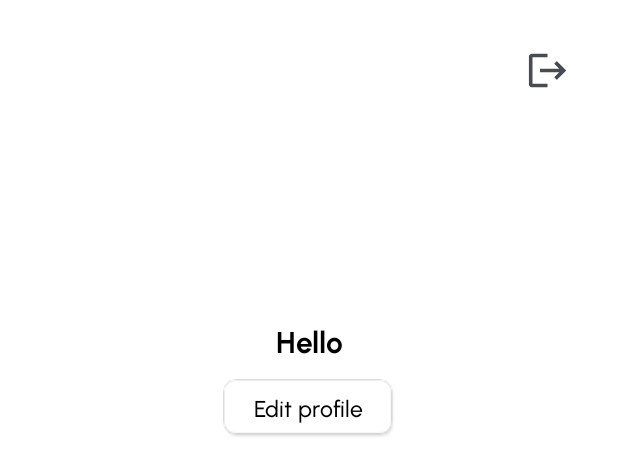
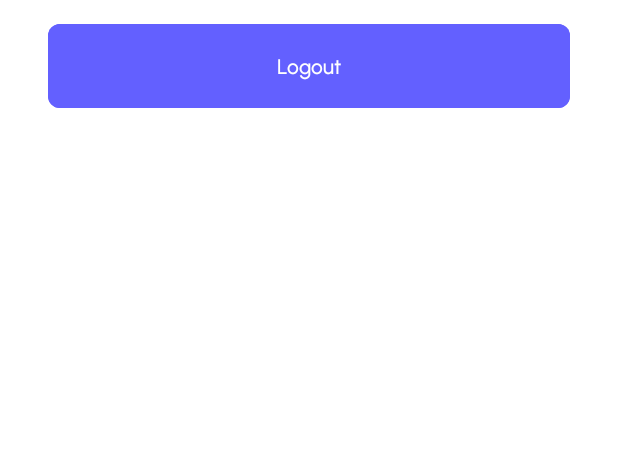
Before and after one commit to Nest-NextStep/nest-android, an Android app: the layout fragment_profile.xml on its own in the app's theme, with its tools: preview values and no code run, on a phone screen of 412 x 824 dp. Shown: the top 475 px of the screen. Run offline under Robolectric (Android 15) with nearby library versions, the light colour scheme and no system bars.

Commit message:
Revert "profile (#6)"
This reverts commit dc98fcfe5f51f5b6f8899eae0a304dbbf652e137.

```diff
--- a/app/src/main/java/com/bangkit/nest/ui/main/MainActivity.kt
+++ b/app/src/main/java/com/bangkit/nest/ui/main/MainActivity.kt
@@ -5,7 +5,6 @@ import android.os.Bundle
 import androidx.activity.viewModels
 import androidx.appcompat.app.AppCompatActivity
 import androidx.core.view.WindowCompat
-import androidx.core.view.isVisible
 import androidx.navigation.findNavController
 import androidx.navigation.ui.setupWithNavController
 import com.bangkit.nest.R
@@ -45,6 +44,7 @@ class MainActivity : AppCompatActivity() {
         val navController = findNavController(R.id.nav_host_fragment_activity_main)
 
         navView.setupWithNavController(navController)
+
     }
 
     private fun setStatusBarTextColor(isDark: Boolean) {
@@ -55,8 +55,5 @@ class MainActivity : AppCompatActivity() {
         windowInsetsController.isAppearanceLightStatusBars = isDark
     }
 
-    fun setBottomNavigationVisibility(isVisible: Boolean) {
-        binding.navView.isVisible = isVisible
-    }
 
 }
--- a/app/src/main/java/com/bangkit/nest/utils/ViewModelFactory.kt
+++ b/app/src/main/java/com/bangkit/nest/utils/ViewModelFactory.kt
@@ -9,7 +9,6 @@ import com.bangkit.nest.di.Injection
 import com.bangkit.nest.ui.auth.login.LoginViewModel
 import com.bangkit.nest.ui.auth.register.RegisterViewModel
 import com.bangkit.nest.ui.main.MainViewModel
-import com.bangkit.nest.ui.main.profile.ProfileViewModel
 
 class ViewModelFactory(
     private val userPrefRepository: UserPrefRepository,
@@ -25,10 +24,6 @@ class ViewModelFactory(
 
             modelClass.isAssignableFrom(RegisterViewModel::class.java) -> {
                 RegisterViewModel(authRepository) as T
-            }
-
-            modelClass.isAssignableFrom(ProfileViewModel::class.java) -> {
-                ProfileViewModel(userPrefRepository) as T
             }
 
             modelClass.isAssignableFrom(MainViewModel::class.java) -> {
--- a/app/src/main/res/drawable/small_button.xml
+++ /dev/null
@@ -1,5 +0,0 @@
-<?xml version="1.0" encoding="utf-8"?>
-<selector xmlns:android="http://schemas.android.com/apk/res/android">
-    <item android:state_pressed="true" android:drawable="@drawable/small_button_pressed" />
-    <item android:drawable="@drawable/small_button_default" />
-</selector>
--- a/app/src/main/res/layout/fragment_profile.xml
+++ b/app/src/main/res/layout/fragment_profile.xml
@@ -1,72 +1,35 @@
 <?xml version="1.0" encoding="utf-8"?>
-<ScrollView xmlns:android="http://schemas.android.com/apk/res/android"
+<androidx.constraintlayout.widget.ConstraintLayout xmlns:android="http://schemas.android.com/apk/res/android"
     xmlns:app="http://schemas.android.com/apk/res-auto"
     xmlns:tools="http://schemas.android.com/tools"
     android:layout_width="match_parent"
     android:layout_height="match_parent"
     tools:context=".ui.main.profile.ProfileFragment">
 
-        <androidx.constraintlayout.widget.ConstraintLayout
-            android:layout_width="match_parent"
-            android:layout_height="wrap_content">
-
-                <LinearLayout
-                    android:id="@+id/logoutLayout"
-                    android:layout_width="match_parent"
-                    android:layout_height="30dp"
-                    android:orientation="horizontal"
-                    android:gravity="end"
-                    app:layout_constraintTop_toTopOf="parent"
-                    android:layout_marginTop="32dp"
-                    android:layout_marginEnd="32dp">
-                        <ImageView
+        <Button
             android:id="@+id/logoutButton"
-                            android:contentDescription="@string/logout"
-                            app:srcCompat="@drawable/ic_logout"
-                            android:layout_width="30dp"
-                            android:layout_height="30dp" />
-                </LinearLayout>
-
-                <ImageView
-                    android:id="@+id/profileImage"
-                    android:layout_width="130dp"
-                    android:layout_height="130dp"
-                    android:layout_marginTop="10dp"
-                    android:layout_gravity="center_horizontal"
-                    app:layout_constraintTop_toBottomOf="@id/logoutLayout"
+            android:layout_width="0dp"
+            android:layout_height="64dp"
+            android:layout_marginStart="32dp"
+            android:layout_marginTop="12dp"
+            android:layout_marginEnd="32dp"
+            android:backgroundTint="?attr/colorPrimary"
+            android:text="@string/logout"
             app:layout_constraintEnd_toEndOf="parent"
             app:layout_constraintStart_toStartOf="parent"
-                    android:contentDescription="@string/profile_picture" />
+            app:layout_constraintTop_toTopOf="parent"/>
 
         <TextView
-                    android:id="@+id/nameTextView"
-                    android:layout_width="wrap_content"
+            android:id="@+id/text_profile"
+            android:layout_width="match_parent"
             android:layout_height="wrap_content"
-                    android:layout_gravity="center_horizontal"
-                    android:layout_marginTop="12dp"
-                    android:text="@string/hello"
+            android:layout_marginStart="8dp"
+            android:layout_marginTop="8dp"
+            android:layout_marginEnd="8dp"
+            android:textAlignment="center"
+            android:textSize="20sp"
+            app:layout_constraintBottom_toBottomOf="parent"
             app:layout_constraintEnd_toEndOf="parent"
             app:layout_constraintStart_toStartOf="parent"
-                    app:layout_constraintTop_toBottomOf="@id/profileImage"
-                    android:textAppearance="@style/TextAppearance.Heading3"
-                    />
-
-                <TextView
-                    android:id="@+id/editProfileButton"
-                    android:layout_width="115dp"
-                    android:layout_height="40dp"
-                    android:background="@drawable/small_button"
-                    android:layout_marginTop="12dp"
-                    android:text="@string/edit_profile"
-                    android:gravity="center"
-                    android:clickable="true"
-                    android:focusable="true"
-                    android:layout_gravity="center_horizontal"
-                    app:layout_constraintEnd_toEndOf="parent"
-                    app:layout_constraintStart_toStartOf="parent"
-                    app:layout_constraintTop_toBottomOf="@+id/nameTextView"
-                    />
-
-
+            app:layout_constraintTop_toTopOf="parent" />
 </androidx.constraintlayout.widget.ConstraintLayout>
-</ScrollView>
--- a/app/src/main/res/navigation/main_navigation.xml
+++ b/app/src/main/res/navigation/main_navigation.xml
@@ -34,5 +34,4 @@
         android:name="com.bangkit.nest.ui.main.profile.ProfileFragment"
         android:label="@string/title_profile"
         tools:layout="@layout/fragment_profile" />
-
 </navigation>
--- a/app/src/main/res/values-night/themes.xml
+++ b/app/src/main/res/values-night/themes.xml
@@ -3,7 +3,7 @@
     <style name="Base.Theme.Nest" parent="Theme.Material3.DayNight.NoActionBar">
         <!-- Primary brand color. -->
         <item name="colorPrimary">@color/purple</item>
-        <item name="colorPrimaryVariant">@color/purple_300</item>
+        <item name="colorPrimaryVariant">@color/purple_30</item>
         <item name="colorOnPrimary">@color/white</item>
 
         <!-- Secondary brand color. -->
--- a/app/src/main/res/values/colors.xml
+++ b/app/src/main/res/values/colors.xml
@@ -1,14 +1,14 @@
 <?xml version="1.0" encoding="utf-8"?>
 <resources>
     <color name="purple">#6360FF</color>
-    <color name="purple_300">#D0CFFF</color>
+    <color name="purple_30">#D0CFFF</color>
     <color name="gray">#484C52</color>
-    <color name="gray_400">#6A707C</color>
-    <color name="gray_200">#B9B9B9</color>
-    <color name="gray_100">#F7F8F9</color>
-    <color name="red">#DC3545</color>
+    <color name="gray_variant">#6A707C</color>
+    <color name="lighter_gray">#B9B9B9</color>
+    <color name="lightest_gray">#F7F8F9</color>
+    <color name="red">#ED4337</color>
     <color name="yellow">#FFB36D</color>
     <color name="green">#BEE797</color>
     <color name="black">#1E232C</color>
-    <color name="white">#FFFFFF</color>
+    <color name="white">#FFFFFFFF</color>
 </resources>
--- a/app/src/main/res/values/strings.xml
+++ b/app/src/main/res/values/strings.xml
@@ -31,8 +31,4 @@
     <string name="password_mismatch">Password doesn\'t match</string>
     <string name="invalid_email">Invalid email address</string>
     <string name="empty_field">Field can\'t be empty</string>
-    <string name="logout_confirmation">Are you sure you want to log out?</string>
-    <string name="profile_picture">Profile picture</string>
-    <string name="hello">Hello</string>
-    <string name="edit_profile">Edit profile</string>
 </resources>
--- a/app/src/main/res/values/themes.xml
+++ b/app/src/main/res/values/themes.xml
@@ -3,17 +3,16 @@
     <style name="Base.Theme.Nest" parent="Theme.Material3.DayNight.NoActionBar">
         <!-- Primary brand color. -->
         <item name="colorPrimary">@color/purple</item>
-        <item name="colorPrimaryVariant">@color/purple_300</item>
+        <item name="colorPrimaryVariant">@color/purple_30</item>
         <item name="colorOnPrimary">@color/white</item>
 
         <!-- Secondary brand color. -->
         <item name="colorSecondary">@color/gray</item>
-        <item name="colorSecondaryVariant">@color/gray_400</item>
+        <item name="colorSecondaryVariant">@color/gray_variant</item>
         <item name="colorOnSecondary">@color/white</item>
 
         <!-- Customize your theme here. -->
         <item name="android:windowBackground">@color/white</item>
-        <item name="android:navigationBarColor">@color/white</item>
         <item name="android:statusBarColor">@android:color/transparent</item>
         <item name="bottomNavigationStyle">@style/Widget.App.BottomNavigationView</item>
         <item name="android:fontFamily">@font/urbanist</item>
@@ -111,9 +110,10 @@
         <item name="android:layout_marginEnd">@dimen/s_horizontal_margin</item>
     </style>
     <style name="ThemeOverlay.App.NegativeButton" parent="ThemeOverlay.Material3.Button.TonalButton">
-        <item name="colorContainer">@color/gray_200</item>
+        <item name="colorContainer">@color/lighter_gray</item>
         <item name="colorOnContainer">@color/white</item>
     </style>
 
+
     <style name="Theme.Nest" parent="Base.Theme.Nest" />
 </resources>
```
Also changed, not shown: app/src/main/java/com/bangkit/nest/ui/main/profile/ProfileFragment.kt (+21 -40 lines), app/src/main/java/com/bangkit/nest/ui/main/profile/ProfileViewModel.kt (+4 -11 lines), app/src/main/res/layout/activity_main.xml (+15 -15 lines), app/src/main/res/drawable/ic_logout.png (deleted), app/src/main/res/drawable/small_button_default.9.png (deleted), app/src/main/res/drawable/small_button_pressed.9.png (deleted), 1 other file. Lines whose indentation alone changed are shown as unchanged.
